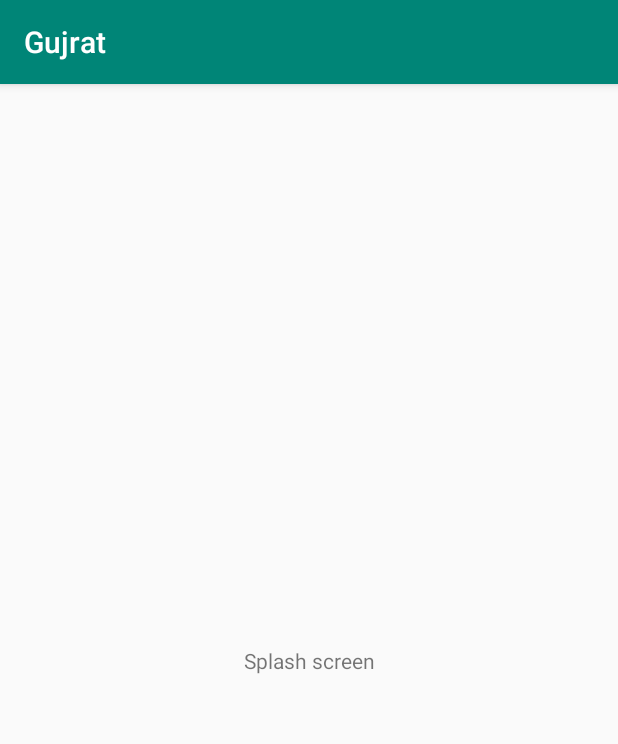
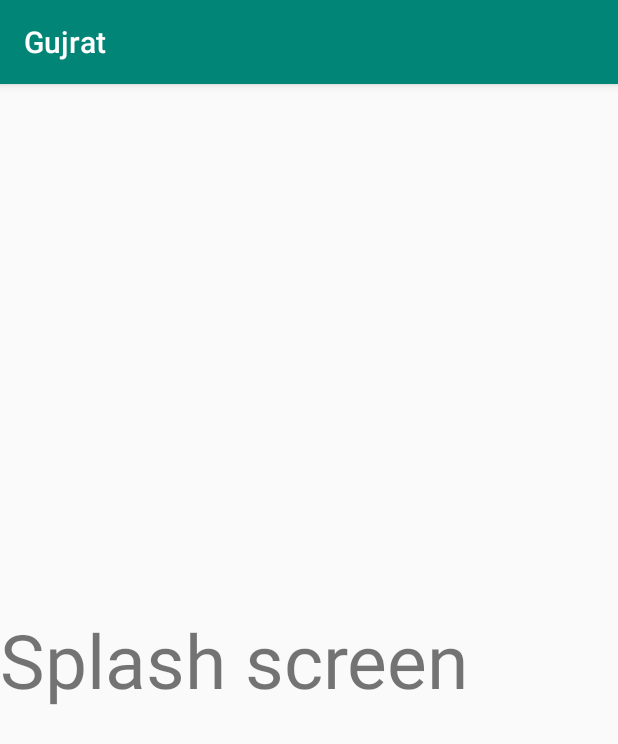
Before and after one commit to pritikmshaw/Covidhackathon, an Android app: the screen it shows after launch (MainActivity), on a phone screen of 412 x 824 dp. Shown: the top 744 px of the screen. Run offline under Robolectric (Android 15) with nearby library versions, the phone set to English and light mode, and no system bars.

Commit message:
Update activity_main.xml

```diff
--- a/Gujrat/app/src/main/res/layout/activity_main.xml
+++ b/Gujrat/app/src/main/res/layout/activity_main.xml
@@ -1,5 +1,5 @@
 <?xml version="1.0" encoding="utf-8"?>
-<androidx.constraintlayout.widget.ConstraintLayout xmlns:android="http://schemas.android.com/apk/res/android"
+<LinearLayout  xmlns:android="http://schemas.android.com/apk/res/android"
     xmlns:app="http://schemas.android.com/apk/res-auto"
     xmlns:tools="http://schemas.android.com/tools"
     android:layout_width="match_parent"
@@ -10,9 +10,12 @@
         android:layout_width="wrap_content"
         android:layout_height="wrap_content"
         android:text="Splash screen"
+        android:textSize="50dp"
+        android:gravity="center"
+        android:layout_gravity="center"
         app:layout_constraintBottom_toBottomOf="parent"
         app:layout_constraintLeft_toLeftOf="parent"
         app:layout_constraintRight_toRightOf="parent"
         app:layout_constraintTop_toTopOf="parent" />
 
-</androidx.constraintlayout.widget.ConstraintLayout>
+</LinearLayout>
```
